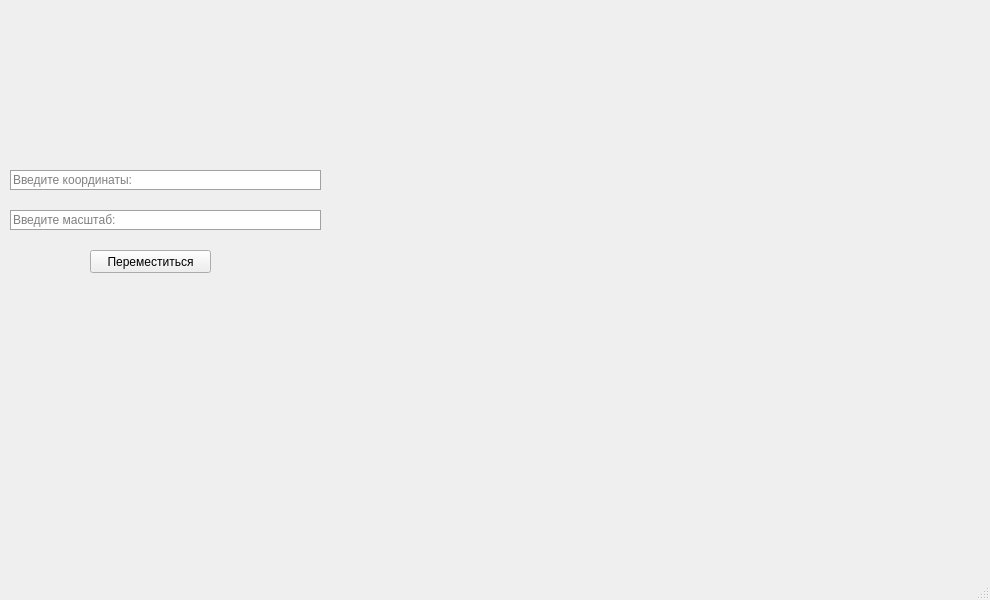
The window that map_api.ui (Proksima1/Maps-api) describes before a commit, drawn with Qt 5.
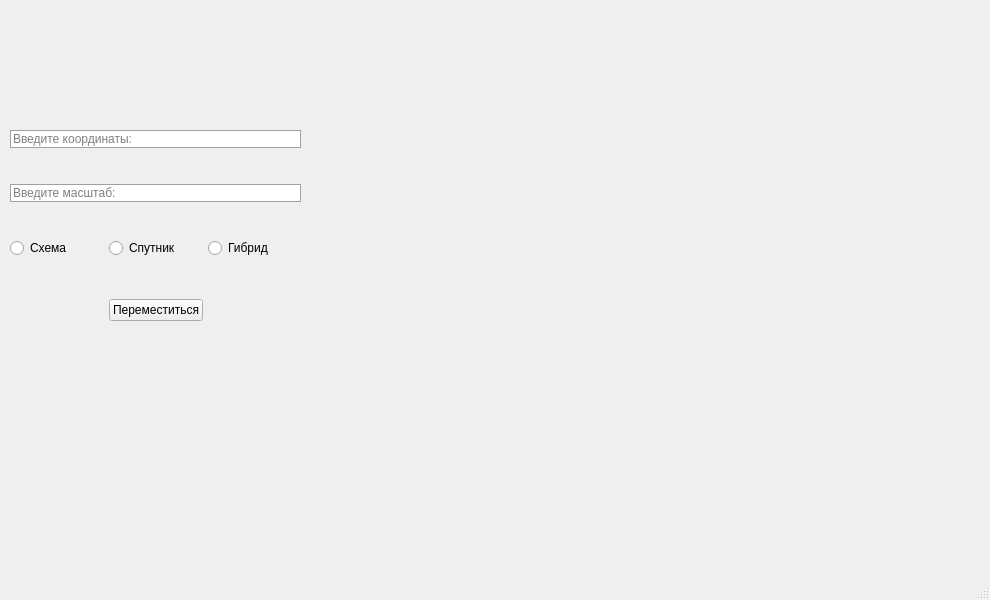
The same window after the commit.

Diff of the .ui file:
```diff
--- a/map_api.ui
+++ b/map_api.ui
@@ -14,38 +14,6 @@
    <string>MainWindow</string>
   </property>
   <widget class="QWidget" name="centralwidget">
-   <widget class="QLineEdit" name="lineEdit">
-    <property name="geometry">
-     <rect>
-      <x>10</x>
-      <y>170</y>
-      <width>311</width>
-      <height>20</height>
-     </rect>
-    </property>
-    <property name="styleSheet">
-     <string notr="true">border: 1px solid rgb(160, 160, 160)</string>
-    </property>
-    <property name="placeholderText">
-     <string>Введите координаты:</string>
-    </property>
-   </widget>
-   <widget class="QLineEdit" name="lineEdit_2">
-    <property name="geometry">
-     <rect>
-      <x>10</x>
-      <y>210</y>
-      <width>311</width>
-      <height>20</height>
-     </rect>
-    </property>
-    <property name="styleSheet">
-     <string notr="true">border: 1px solid rgb(160, 160, 160)</string>
-    </property>
-    <property name="placeholderText">
-     <string>Введите масштаб:</string>
-    </property>
-   </widget>
    <widget class="QLabel" name="label">
     <property name="geometry">
      <rect>
@@ -62,21 +30,118 @@
      <string/>
     </property>
    </widget>
-   <widget class="QPushButton" name="pushButton">
+   <widget class="QWidget" name="verticalLayoutWidget">
     <property name="geometry">
      <rect>
-      <x>90</x>
-      <y>250</y>
-      <width>121</width>
-      <height>23</height>
+      <x>10</x>
+      <y>100</y>
+      <width>291</width>
+      <height>251</height>
      </rect>
     </property>
-    <property name="styleSheet">
-     <string notr="true"/>
-    </property>
-    <property name="text">
-     <string>Переместиться</string>
-    </property>
+    <layout class="QVBoxLayout" name="verticalLayout">
+     <item>
+      <widget class="QLineEdit" name="lineEdit">
+       <property name="styleSheet">
+        <string notr="true">border: 1px solid rgb(160, 160, 160)</string>
+       </property>
+       <property name="placeholderText">
+        <string>Введите координаты:</string>
+       </property>
+      </widget>
+     </item>
+     <item>
+      <widget class="QLineEdit" name="lineEdit_2">
+       <property name="styleSheet">
+        <string notr="true">border: 1px solid rgb(160, 160, 160)</string>
+       </property>
+       <property name="placeholderText">
+        <string>Введите масштаб:</string>
+       </property>
+      </widget>
+     </item>
+     <item>
+      <layout class="QHBoxLayout" name="horizontalLayout">
+       <item>
+        <widget class="QRadioButton" name="radioButton">
+         <property name="text">
+          <string>Схема</string>
+         </property>
+        </widget>
+       </item>
+       <item>
+        <widget class="QRadioButton" name="radioButton_2">
+         <property name="text">
+          <string>Спутник</string>
+         </property>
+        </widget>
+       </item>
+       <item>
+        <widget class="QRadioButton" name="radioButton_3">
+         <property name="text">
+          <string>Гибрид</string>
+         </property>
+        </widget>
+       </item>
+      </layout>
+     </item>
+     <item>
+      <spacer name="verticalSpacer">
+       <property name="orientation">
+        <enum>Qt::Vertical</enum>
+       </property>
+       <property name="sizeType">
+        <enum>QSizePolicy::Minimum</enum>
+       </property>
+       <property name="sizeHint" stdset="0">
+        <size>
+         <width>5</width>
+         <height>5</height>
+        </size>
+       </property>
+      </spacer>
+     </item>
+     <item>
+      <layout class="QHBoxLayout" name="horizontalLayout_2">
+       <item>
+        <spacer name="horizontalSpacer">
+         <property name="orientation">
+          <enum>Qt::Horizontal</enum>
+         </property>
+         <property name="sizeHint" stdset="0">
+          <size>
+           <width>40</width>
+           <height>20</height>
+          </size>
+         </property>
+        </spacer>
+       </item>
+       <item>
+        <widget class="QPushButton" name="pushButton">
+         <property name="styleSheet">
+          <string notr="true"/>
+         </property>
+         <property name="text">
+          <string>Переместиться</string>
+         </property>
+        </widget>
+       </item>
+       <item>
+        <spacer name="horizontalSpacer_2">
+         <property name="orientation">
+          <enum>Qt::Horizontal</enum>
+         </property>
+         <property name="sizeHint" stdset="0">
+          <size>
+           <width>40</width>
+           <height>20</height>
+          </size>
+         </property>
+        </spacer>
+       </item>
+      </layout>
+     </item>
+    </layout>
    </widget>
   </widget>
   <widget class="QMenuBar" name="menubar">
```
